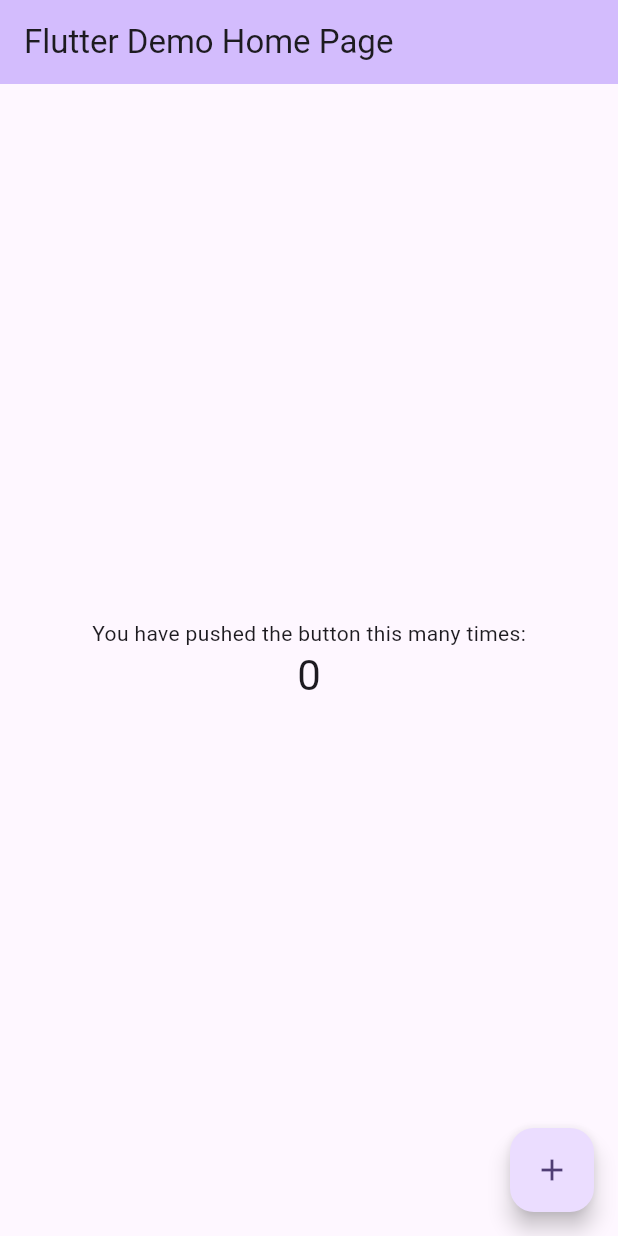
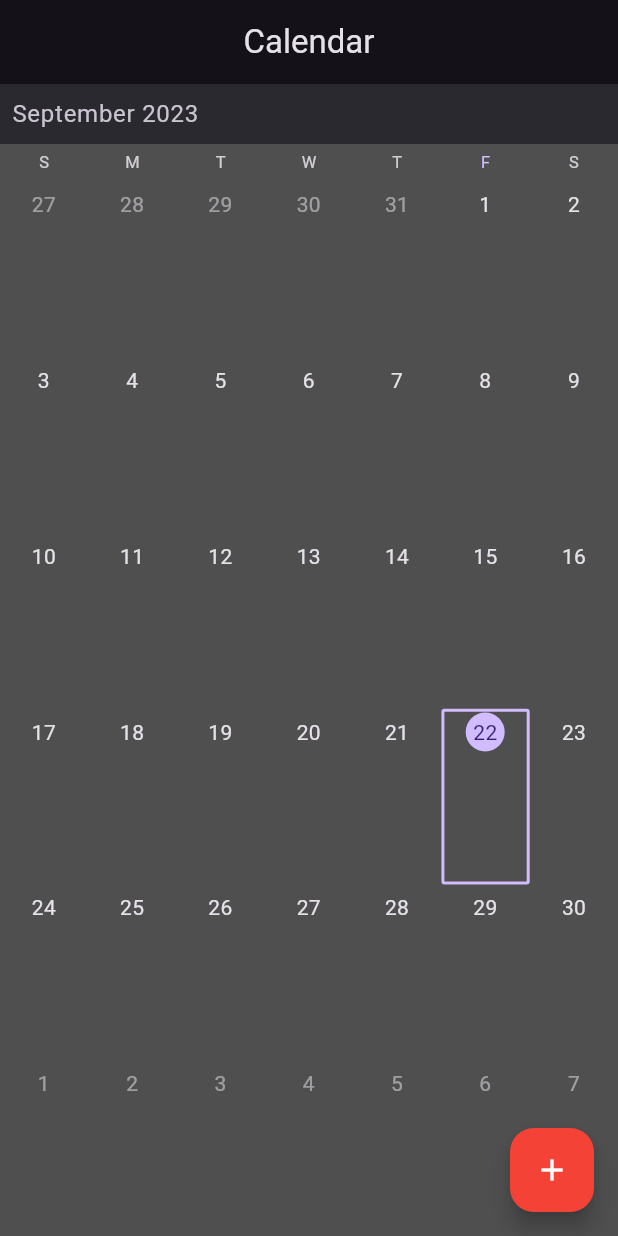
Before and after one commit to Junichi-Machii/flutter_calendar02, a Flutter app: the screen it shows after launch, on a phone screen of 412 x 824 dp. Run offline on Flutter 3.47's test engine with Material 3 defaults, Android fonts, the phone set to English and light mode, and no system bars; drawn by our look-alikes of syncfusion_flutter_calendar.

```diff
--- a/lib/main.dart
+++ b/lib/main.dart
@@ -1,125 +1,53 @@
 import 'package:flutter/material.dart';
+import 'package:flutter_cakendar_app02/page/event_editing_page.dart';
+import 'package:flutter_cakendar_app02/widget/calendar_widget.dart';
 
 void main() {
   runApp(const MyApp());
 }
 
 class MyApp extends StatelessWidget {
+  static final String title = "Calendar App";
   const MyApp({super.key});
 
-  // This widget is the root of your application.
   @override
   Widget build(BuildContext context) {
     return MaterialApp(
-      title: 'Flutter Demo',
-      theme: ThemeData(
-        // This is the theme of your application.
-        //
-        // TRY THIS: Try running your application with "flutter run". You'll see
-        // the application has a purple toolbar. Then, without quitting the app,
-        // try changing the seedColor in the colorScheme below to Colors.green
-        // and then invoke "hot reload" (save your changes or press the "hot
-        // reload" button in a Flutter-supported IDE, or press "r" if you used
-        // the command line to start the app).
-        //
-        // Notice that the counter didn't reset back to zero; the application
-        // state is not lost during the reload. To reset the state, use hot
-        // restart instead.
-        //
-        // This works for code too, not just values: Most code changes can be
-        // tested with just a hot reload.
-        colorScheme: ColorScheme.fromSeed(seedColor: Colors.deepPurple),
-        useMaterial3: true,
+      debugShowCheckedModeBanner: false,
+      title: title,
+      themeMode: ThemeMode.dark,
+      darkTheme: ThemeData.dark().copyWith(
+        scaffoldBackgroundColor: Color.fromARGB(
+          176,
+          0,
+          0,
+          0,
+        ),
+        primaryColor: Colors.lightBlue,
       ),
-      home: const MyHomePage(title: 'Flutter Demo Home Page'),
+      home: MainPage(),
     );
   }
 }
 
-class MyHomePage extends StatefulWidget {
-  const MyHomePage({super.key, required this.title});
-
-  // This widget is the home page of your application. It is stateful, meaning
-  // that it has a State object (defined below) that contains fields that affect
-  // how it looks.
-
-  // This class is the configuration for the state. It holds the values (in this
-  // case the title) provided by the parent (in this case the App widget) and
-  // used by the build method of the State. Fields in a Widget subclass are
-  // always marked "final".
-
-  final String title;
-
-  @override
-  State<MyHomePage> createState() => _MyHomePageState();
-}
-
-class _MyHomePageState extends State<MyHomePage> {
-  int _counter = 0;
-
-  void _incrementCounter() {
-    setState(() {
-      // This call to setState tells the Flutter framework that something has
-      // changed in this State, which causes it to rerun the build method below
-      // so that the display can reflect the updated values. If we changed
-      // _counter without calling setState(), then the build method would not be
-      // called again, and so nothing would appear to happen.
-      _counter++;
-    });
-  }
-
-  @override
+class MainPage extends StatelessWidget {
   Widget build(BuildContext context) {
-    // This method is rerun every time setState is called, for instance as done
-    // by the _incrementCounter method above.
-    //
-    // The Flutter framework has been optimized to make rerunning build methods
-    // fast, so that you can just rebuild anything that needs updating rather
-    // than having to individually change instances of widgets.
     return Scaffold(
       appBar: AppBar(
-        // TRY THIS: Try changing the color here to a specific color (to
-        // Colors.amber, perhaps?) and trigger a hot reload to see the AppBar
-        // change color while the other colors stay the same.
-        backgroundColor: Theme.of(context).colorScheme.inversePrimary,
-        // Here we take the value from the MyHomePage object that was created by
-        // the App.build method, and use it to set our appbar title.
-        title: Text(widget.title),
+        title: Text("Calendar"),
+        centerTitle: true,
       ),
-      body: Center(
-        // Center is a layout widget. It takes a single child and positions it
-        // in the middle of the parent.
-        child: Column(
-          // Column is also a layout widget. It takes a list of children and
-          // arranges them vertically. By default, it sizes itself to fit its
-          // children horizontally, and tries to be as tall as its parent.
-          //
-          // Column has various properties to control how it sizes itself and
-          // how it positions its children. Here we use mainAxisAlignment to
-          // center the children vertically; the main axis here is the vertical
-          // axis because Columns are vertical (the cross axis would be
-          // horizontal).
-          //
-          // TRY THIS: Invoke "debug painting" (choose the "Toggle Debug Paint"
-          // action in the IDE, or press "p" in the console), to see the
-          // wireframe for each widget.
-          mainAxisAlignment: MainAxisAlignment.center,
-          children: <Widget>[
-            const Text(
-              'You have pushed the button this many times:',
-            ),
-            Text(
-              '$_counter',
-              style: Theme.of(context).textTheme.headlineMedium,
-            ),
-          ],
+      body: CalendarWidget(),
+      floatingActionButton: FloatingActionButton(
+        backgroundColor: Colors.red,
+        onPressed: () => Navigator.of(context).push(
+          MaterialPageRoute(builder: (context) => EventEditingPage()),
+        ),
+        child: const Icon(
+          Icons.add,
+          color: Colors.white,
         ),
       ),
-      floatingActionButton: FloatingActionButton(
-        onPressed: _incrementCounter,
-        tooltip: 'Increment',
-        child: const Icon(Icons.add),
-      ), // This trailing comma makes auto-formatting nicer for build methods.
     );
   }
 }
--- /dev/null
+++ b/lib/widget/calendar_widget.dart
@@ -0,0 +1,15 @@
+import 'package:flutter/material.dart';
+import 'package:syncfusion_flutter_calendar/calendar.dart';
+
+class CalendarWidget extends StatelessWidget {
+  const CalendarWidget({super.key});
+
+  @override
+  Widget build(BuildContext context) {
+    return SfCalendar(
+      view: CalendarView.month,
+      initialSelectedDate: DateTime.now(),
+      cellBorderColor: Colors.transparent,
+    );
+  }
+}
--- a/pubspec.yaml
+++ b/pubspec.yaml
@@ -35,6 +35,10 @@ dependencies:
   # The following adds the Cupertino Icons font to your application.
   # Use with the CupertinoIcons class for iOS style icons.
   cupertino_icons: ^1.0.2
+  flutter_riverpod: ^2.4.0
+  syncfusion_flutter_calendar: ^23.1.36
+  intl:
+  provider: ^6.0.5
 
 dev_dependencies:
   flutter_test:
```
Also changed, not shown: lib/model/event.dart (added, +19 -0 lines), lib/page/event_editing_page.dart (added, +207 -0 lines), lib/utils.dart (added, +21 -0 lines), pubspec.lock.
